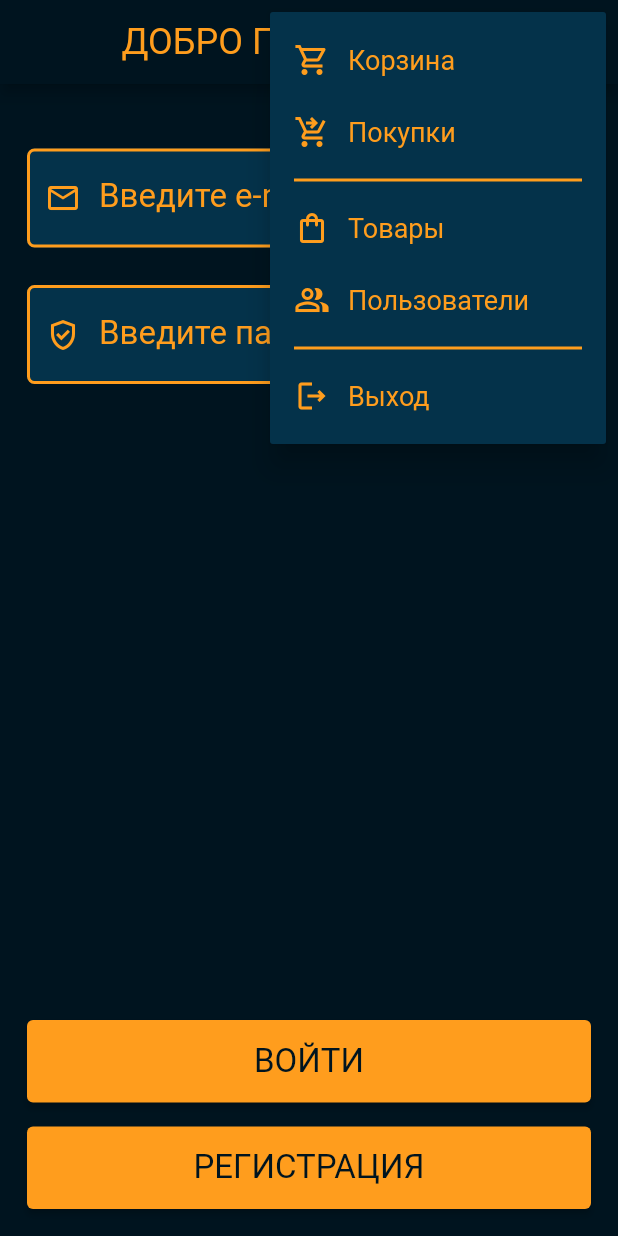
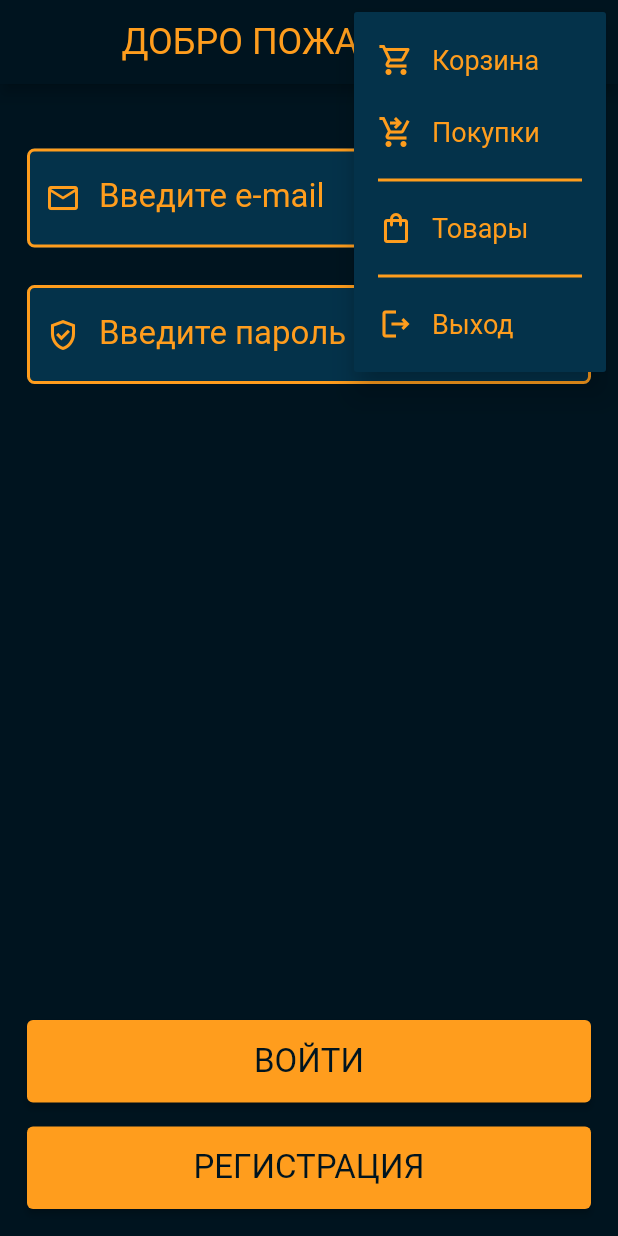
Before and after one commit to Novoshytskyi/shopping_cart, a Flutter app: the screen it shows after launch, after a tap on "ВОЙТИ", after a tap on "РЕГИСТРАЦИЯ", after a tap on the "more vert" icon, on a phone screen of 412 x 824 dp. Run offline on Flutter 3.47's test engine with Material 2 defaults, Android fonts, the light colour scheme and no system bars; our stand-ins replace audioplayers, sqflite; accounts and stored records are empty.

Commit message:
Added hiding of 1 PopupMenuItem in release.

```diff
--- a/lib/widgets/popup_menu_button.dart
+++ b/lib/widgets/popup_menu_button.dart
@@ -1,6 +1,6 @@
 import 'package:flutter/material.dart';
-
 import '../theme_settings.dart';
+import 'package:flutter/foundation.dart';
 
 class PopupMenuButtonNew extends StatelessWidget {
   const PopupMenuButtonNew({super.key});
@@ -72,9 +72,16 @@ class PopupMenuButtonNew extends StatelessWidget {
             ],
           ),
         ),
+
+        //TODO: Скрыть в релиз. режиме.
         const PopupMenuItem(
           value: 'item4',
-          child: Row(
+          height: kReleaseMode ? 0.0 : kMinInteractiveDimension, //? +
+          // height: kDebugMode ? 0.0 : kMinInteractiveDimension,  //? -
+          child: kReleaseMode //? +
+              // child: kDebugMode //? -
+              ? null
+              : Row(
                   children: [
                     Icon(Icons.people_alt_outlined),
                     SizedBox(width: 12.0),
```
Lines whose indentation alone changed are shown as unchanged.
